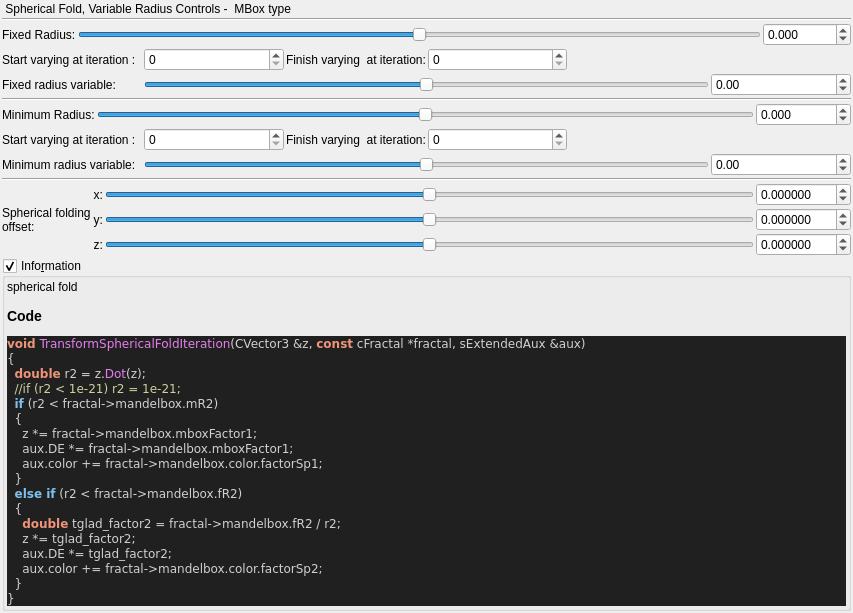
Above: mandelbulber2/qt_data/fractal_transf_spherical_fold_varyV1.ui from buddhi1980/mandelbulber2 before the change. Below: the same form after it.
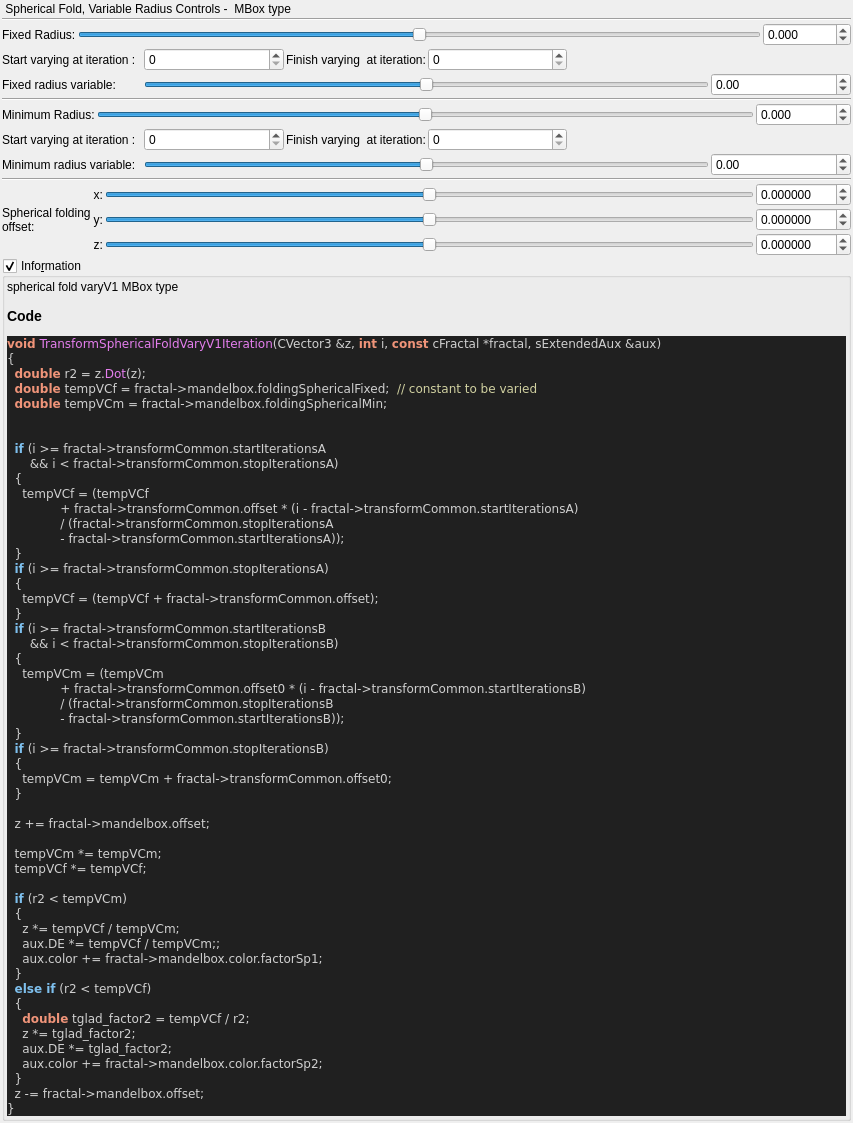
That is the form after the change. Custom widgets are drawn as their Qt base class.

```diff
--- a/mandelbulber2/qt_data/fractal_transf_spherical_fold_varyV1.ui
+++ b/mandelbulber2/qt_data/fractal_transf_spherical_fold_varyV1.ui
@@ -668,27 +668,61 @@
       <item>
        <widget class="QLabel" name="label_code_content">
         <property name="text">
-         <string>&lt;p&gt;spherical fold&lt;/p&gt;&lt;table&gt;
+         <string>&lt;p&gt;spherical fold varyV1 MBox type&lt;/p&gt;&lt;table&gt;
 &lt;/table&gt;
 &lt;h3&gt;Code&lt;/h3&gt;
 &lt;body style=&quot;background-color:#202020&quot;&gt;
-&lt;pre style=&quot;color:#d0d0d0; background-color:#202020;  font-family:'Courier New',monospace;&quot;&gt;&lt;span style=&quot;color:#f09479; font-weight:bold&quot;&gt;void&lt;/span&gt; &lt;span style=&quot;color:#e47eed&quot;&gt;TransformSphericalFoldIteration&lt;/span&gt;&lt;span style=&quot;color:#d0d0d0&quot;&gt;(&lt;/span&gt;CVector3 &lt;span style=&quot;color:#d0d0d0&quot;&gt;&amp;amp;&lt;/span&gt;z&lt;span style=&quot;color:#d0d0d0&quot;&gt;,&lt;/span&gt; &lt;span style=&quot;color:#f09479; font-weight:bold&quot;&gt;const&lt;/span&gt; cFractal &lt;span style=&quot;color:#d0d0d0&quot;&gt;*&lt;/span&gt;fractal&lt;span style=&quot;color:#d0d0d0&quot;&gt;,&lt;/span&gt; sExtendedAux &lt;span style=&quot;color:#d0d0d0&quot;&gt;&amp;amp;&lt;/span&gt;aux&lt;span style=&quot;color:#d0d0d0&quot;&gt;)&lt;/span&gt;
+&lt;pre style=&quot;color:#d0d0d0; background-color:#202020;  font-family:'Courier New',monospace;&quot;&gt;&lt;span style=&quot;color:#f09479; font-weight:bold&quot;&gt;void&lt;/span&gt; &lt;span style=&quot;color:#e47eed&quot;&gt;TransformSphericalFoldVaryV1Iteration&lt;/span&gt;&lt;span style=&quot;color:#d0d0d0&quot;&gt;(&lt;/span&gt;CVector3 &lt;span style=&quot;color:#d0d0d0&quot;&gt;&amp;amp;&lt;/span&gt;z&lt;span style=&quot;color:#d0d0d0&quot;&gt;,&lt;/span&gt; &lt;span style=&quot;color:#f09479; font-weight:bold&quot;&gt;int&lt;/span&gt; i&lt;span style=&quot;color:#d0d0d0&quot;&gt;,&lt;/span&gt; &lt;span style=&quot;color:#f09479; font-weight:bold&quot;&gt;const&lt;/span&gt; cFractal &lt;span style=&quot;color:#d0d0d0&quot;&gt;*&lt;/span&gt;fractal&lt;span style=&quot;color:#d0d0d0&quot;&gt;,&lt;/span&gt; sExtendedAux &lt;span style=&quot;color:#d0d0d0&quot;&gt;&amp;amp;&lt;/span&gt;aux&lt;span style=&quot;color:#d0d0d0&quot;&gt;)&lt;/span&gt;
 &lt;span style=&quot;color:#d0d0d0&quot;&gt;{&lt;/span&gt;
   &lt;span style=&quot;color:#f09479; font-weight:bold&quot;&gt;double&lt;/span&gt; r2 &lt;span style=&quot;color:#d0d0d0&quot;&gt;=&lt;/span&gt; z&lt;span style=&quot;color:#d0d0d0&quot;&gt;.&lt;/span&gt;&lt;span style=&quot;color:#e47eed&quot;&gt;Dot&lt;/span&gt;&lt;span style=&quot;color:#d0d0d0&quot;&gt;(&lt;/span&gt;z&lt;span style=&quot;color:#d0d0d0&quot;&gt;);&lt;/span&gt;
-  &lt;span style=&quot;color:#d0d0a0&quot;&gt;//if (r2 &amp;lt; 1e-21) r2 = 1e-21;&lt;/span&gt;
-  &lt;span style=&quot;color:#7ec0ee; font-weight:bold&quot;&gt;if&lt;/span&gt; &lt;span style=&quot;color:#d0d0d0&quot;&gt;(&lt;/span&gt;r2 &lt;span style=&quot;color:#d0d0d0&quot;&gt;&amp;lt;&lt;/span&gt; fractal&lt;span style=&quot;color:#d0d0d0&quot;&gt;-&amp;gt;&lt;/span&gt;mandelbox&lt;span style=&quot;color:#d0d0d0&quot;&gt;.&lt;/span&gt;mR2&lt;span style=&quot;color:#d0d0d0&quot;&gt;)&lt;/span&gt;
+  &lt;span style=&quot;color:#f09479; font-weight:bold&quot;&gt;double&lt;/span&gt; tempVCf &lt;span style=&quot;color:#d0d0d0&quot;&gt;=&lt;/span&gt; fractal&lt;span style=&quot;color:#d0d0d0&quot;&gt;-&amp;gt;&lt;/span&gt;mandelbox&lt;span style=&quot;color:#d0d0d0&quot;&gt;.&lt;/span&gt;foldingSphericalFixed&lt;span style=&quot;color:#d0d0d0&quot;&gt;;&lt;/span&gt;  &lt;span style=&quot;color:#d0d0a0&quot;&gt;// constant to be varied&lt;/span&gt;
+  &lt;span style=&quot;color:#f09479; font-weight:bold&quot;&gt;double&lt;/span&gt; tempVCm &lt;span style=&quot;color:#d0d0d0&quot;&gt;=&lt;/span&gt; fractal&lt;span style=&quot;color:#d0d0d0&quot;&gt;-&amp;gt;&lt;/span&gt;mandelbox&lt;span style=&quot;color:#d0d0d0&quot;&gt;.&lt;/span&gt;foldingSphericalMin&lt;span style=&quot;color:#d0d0d0&quot;&gt;;&lt;/span&gt;
+
+
+  &lt;span style=&quot;color:#7ec0ee; font-weight:bold&quot;&gt;if&lt;/span&gt; &lt;span style=&quot;color:#d0d0d0&quot;&gt;(&lt;/span&gt;i &lt;span style=&quot;color:#d0d0d0&quot;&gt;&amp;gt;=&lt;/span&gt; fractal&lt;span style=&quot;color:#d0d0d0&quot;&gt;-&amp;gt;&lt;/span&gt;transformCommon&lt;span style=&quot;color:#d0d0d0&quot;&gt;.&lt;/span&gt;startIterationsA
+      &lt;span style=&quot;color:#d0d0d0&quot;&gt;&amp;amp;&amp;amp;&lt;/span&gt; i &lt;span style=&quot;color:#d0d0d0&quot;&gt;&amp;lt;&lt;/span&gt; fractal&lt;span style=&quot;color:#d0d0d0&quot;&gt;-&amp;gt;&lt;/span&gt;transformCommon&lt;span style=&quot;color:#d0d0d0&quot;&gt;.&lt;/span&gt;stopIterationsA&lt;span style=&quot;color:#d0d0d0&quot;&gt;)&lt;/span&gt;
   &lt;span style=&quot;color:#d0d0d0&quot;&gt;{&lt;/span&gt;
-    z &lt;span style=&quot;color:#d0d0d0&quot;&gt;*=&lt;/span&gt; fractal&lt;span style=&quot;color:#d0d0d0&quot;&gt;-&amp;gt;&lt;/span&gt;mandelbox&lt;span style=&quot;color:#d0d0d0&quot;&gt;.&lt;/span&gt;mboxFactor1&lt;span style=&quot;color:#d0d0d0&quot;&gt;;&lt;/span&gt;
-    aux&lt;span style=&quot;color:#d0d0d0&quot;&gt;.&lt;/span&gt;DE &lt;span style=&quot;color:#d0d0d0&quot;&gt;*=&lt;/span&gt; fractal&lt;span style=&quot;color:#d0d0d0&quot;&gt;-&amp;gt;&lt;/span&gt;mandelbox&lt;span style=&quot;color:#d0d0d0&quot;&gt;.&lt;/span&gt;mboxFactor1&lt;span style=&quot;color:#d0d0d0&quot;&gt;;&lt;/span&gt;
+    tempVCf &lt;span style=&quot;color:#d0d0d0&quot;&gt;= (&lt;/span&gt;tempVCf
+              &lt;span style=&quot;color:#d0d0d0&quot;&gt;+&lt;/span&gt; fractal&lt;span style=&quot;color:#d0d0d0&quot;&gt;-&amp;gt;&lt;/span&gt;transformCommon&lt;span style=&quot;color:#d0d0d0&quot;&gt;.&lt;/span&gt;offset &lt;span style=&quot;color:#d0d0d0&quot;&gt;* (&lt;/span&gt;i &lt;span style=&quot;color:#d0d0d0&quot;&gt;-&lt;/span&gt; fractal&lt;span style=&quot;color:#d0d0d0&quot;&gt;-&amp;gt;&lt;/span&gt;transformCommon&lt;span style=&quot;color:#d0d0d0&quot;&gt;.&lt;/span&gt;startIterationsA&lt;span style=&quot;color:#d0d0d0&quot;&gt;)&lt;/span&gt;
+              &lt;span style=&quot;color:#d0d0d0&quot;&gt;/ (&lt;/span&gt;fractal&lt;span style=&quot;color:#d0d0d0&quot;&gt;-&amp;gt;&lt;/span&gt;transformCommon&lt;span style=&quot;color:#d0d0d0&quot;&gt;.&lt;/span&gt;stopIterationsA
+              &lt;span style=&quot;color:#d0d0d0&quot;&gt;-&lt;/span&gt; fractal&lt;span style=&quot;color:#d0d0d0&quot;&gt;-&amp;gt;&lt;/span&gt;transformCommon&lt;span style=&quot;color:#d0d0d0&quot;&gt;.&lt;/span&gt;startIterationsA&lt;span style=&quot;color:#d0d0d0&quot;&gt;));&lt;/span&gt;
+  &lt;span style=&quot;color:#d0d0d0&quot;&gt;}&lt;/span&gt;
+  &lt;span style=&quot;color:#7ec0ee; font-weight:bold&quot;&gt;if&lt;/span&gt; &lt;span style=&quot;color:#d0d0d0&quot;&gt;(&lt;/span&gt;i &lt;span style=&quot;color:#d0d0d0&quot;&gt;&amp;gt;=&lt;/span&gt; fractal&lt;span style=&quot;color:#d0d0d0&quot;&gt;-&amp;gt;&lt;/span&gt;transformCommon&lt;span style=&quot;color:#d0d0d0&quot;&gt;.&lt;/span&gt;stopIterationsA&lt;span style=&quot;color:#d0d0d0&quot;&gt;)&lt;/span&gt;
+  &lt;span style=&quot;color:#d0d0d0&quot;&gt;{&lt;/span&gt;
+    tempVCf &lt;span style=&quot;color:#d0d0d0&quot;&gt;= (&lt;/span&gt;tempVCf &lt;span style=&quot;color:#d0d0d0&quot;&gt;+&lt;/span&gt; fractal&lt;span style=&quot;color:#d0d0d0&quot;&gt;-&amp;gt;&lt;/span&gt;transformCommon&lt;span style=&quot;color:#d0d0d0&quot;&gt;.&lt;/span&gt;offset&lt;span style=&quot;color:#d0d0d0&quot;&gt;);&lt;/span&gt;
+  &lt;span style=&quot;color:#d0d0d0&quot;&gt;}&lt;/span&gt;
+  &lt;span style=&quot;color:#7ec0ee; font-weight:bold&quot;&gt;if&lt;/span&gt; &lt;span style=&quot;color:#d0d0d0&quot;&gt;(&lt;/span&gt;i &lt;span style=&quot;color:#d0d0d0&quot;&gt;&amp;gt;=&lt;/span&gt; fractal&lt;span style=&quot;color:#d0d0d0&quot;&gt;-&amp;gt;&lt;/span&gt;transformCommon&lt;span style=&quot;color:#d0d0d0&quot;&gt;.&lt;/span&gt;startIterationsB
+      &lt;span style=&quot;color:#d0d0d0&quot;&gt;&amp;amp;&amp;amp;&lt;/span&gt; i &lt;span style=&quot;color:#d0d0d0&quot;&gt;&amp;lt;&lt;/span&gt; fractal&lt;span style=&quot;color:#d0d0d0&quot;&gt;-&amp;gt;&lt;/span&gt;transformCommon&lt;span style=&quot;color:#d0d0d0&quot;&gt;.&lt;/span&gt;stopIterationsB&lt;span style=&quot;color:#d0d0d0&quot;&gt;)&lt;/span&gt;
+  &lt;span style=&quot;color:#d0d0d0&quot;&gt;{&lt;/span&gt;
+    tempVCm &lt;span style=&quot;color:#d0d0d0&quot;&gt;= (&lt;/span&gt;tempVCm
+              &lt;span style=&quot;color:#d0d0d0&quot;&gt;+&lt;/span&gt; fractal&lt;span style=&quot;color:#d0d0d0&quot;&gt;-&amp;gt;&lt;/span&gt;transformCommon&lt;span style=&quot;color:#d0d0d0&quot;&gt;.&lt;/span&gt;offset0 &lt;span style=&quot;color:#d0d0d0&quot;&gt;* (&lt;/span&gt;i &lt;span style=&quot;color:#d0d0d0&quot;&gt;-&lt;/span&gt; fractal&lt;span style=&quot;color:#d0d0d0&quot;&gt;-&amp;gt;&lt;/span&gt;transformCommon&lt;span style=&quot;color:#d0d0d0&quot;&gt;.&lt;/span&gt;startIterationsB&lt;span style=&quot;color:#d0d0d0&quot;&gt;)&lt;/span&gt;
+              &lt;span style=&quot;color:#d0d0d0&quot;&gt;/ (&lt;/span&gt;fractal&lt;span style=&quot;color:#d0d0d0&quot;&gt;-&amp;gt;&lt;/span&gt;transformCommon&lt;span style=&quot;color:#d0d0d0&quot;&gt;.&lt;/span&gt;stopIterationsB
+              &lt;span style=&quot;color:#d0d0d0&quot;&gt;-&lt;/span&gt; fractal&lt;span style=&quot;color:#d0d0d0&quot;&gt;-&amp;gt;&lt;/span&gt;transformCommon&lt;span style=&quot;color:#d0d0d0&quot;&gt;.&lt;/span&gt;startIterationsB&lt;span style=&quot;color:#d0d0d0&quot;&gt;));&lt;/span&gt;
+  &lt;span style=&quot;color:#d0d0d0&quot;&gt;}&lt;/span&gt;
+  &lt;span style=&quot;color:#7ec0ee; font-weight:bold&quot;&gt;if&lt;/span&gt; &lt;span style=&quot;color:#d0d0d0&quot;&gt;(&lt;/span&gt;i &lt;span style=&quot;color:#d0d0d0&quot;&gt;&amp;gt;=&lt;/span&gt; fractal&lt;span style=&quot;color:#d0d0d0&quot;&gt;-&amp;gt;&lt;/span&gt;transformCommon&lt;span style=&quot;color:#d0d0d0&quot;&gt;.&lt;/span&gt;stopIterationsB&lt;span style=&quot;color:#d0d0d0&quot;&gt;)&lt;/span&gt;
+  &lt;span style=&quot;color:#d0d0d0&quot;&gt;{&lt;/span&gt;
+    tempVCm &lt;span style=&quot;color:#d0d0d0&quot;&gt;=&lt;/span&gt; tempVCm &lt;span style=&quot;color:#d0d0d0&quot;&gt;+&lt;/span&gt; fractal&lt;span style=&quot;color:#d0d0d0&quot;&gt;-&amp;gt;&lt;/span&gt;transformCommon&lt;span style=&quot;color:#d0d0d0&quot;&gt;.&lt;/span&gt;offset0&lt;span style=&quot;color:#d0d0d0&quot;&gt;;&lt;/span&gt;
+  &lt;span style=&quot;color:#d0d0d0&quot;&gt;}&lt;/span&gt;
+
+  z &lt;span style=&quot;color:#d0d0d0&quot;&gt;+=&lt;/span&gt; fractal&lt;span style=&quot;color:#d0d0d0&quot;&gt;-&amp;gt;&lt;/span&gt;mandelbox&lt;span style=&quot;color:#d0d0d0&quot;&gt;.&lt;/span&gt;offset&lt;span style=&quot;color:#d0d0d0&quot;&gt;;&lt;/span&gt;
+
+  tempVCm &lt;span style=&quot;color:#d0d0d0&quot;&gt;*=&lt;/span&gt; tempVCm&lt;span style=&quot;color:#d0d0d0&quot;&gt;;&lt;/span&gt;
+  tempVCf &lt;span style=&quot;color:#d0d0d0&quot;&gt;*=&lt;/span&gt; tempVCf&lt;span style=&quot;color:#d0d0d0&quot;&gt;;&lt;/span&gt;
+
+  &lt;span style=&quot;color:#7ec0ee; font-weight:bold&quot;&gt;if&lt;/span&gt; &lt;span style=&quot;color:#d0d0d0&quot;&gt;(&lt;/span&gt;r2 &lt;span style=&quot;color:#d0d0d0&quot;&gt;&amp;lt;&lt;/span&gt; tempVCm&lt;span style=&quot;color:#d0d0d0&quot;&gt;)&lt;/span&gt;
+  &lt;span style=&quot;color:#d0d0d0&quot;&gt;{&lt;/span&gt;
+    z &lt;span style=&quot;color:#d0d0d0&quot;&gt;*=&lt;/span&gt; tempVCf &lt;span style=&quot;color:#d0d0d0&quot;&gt;/&lt;/span&gt; tempVCm&lt;span style=&quot;color:#d0d0d0&quot;&gt;;&lt;/span&gt;
+    aux&lt;span style=&quot;color:#d0d0d0&quot;&gt;.&lt;/span&gt;DE &lt;span style=&quot;color:#d0d0d0&quot;&gt;*=&lt;/span&gt; tempVCf &lt;span style=&quot;color:#d0d0d0&quot;&gt;/&lt;/span&gt; tempVCm&lt;span style=&quot;color:#d0d0d0&quot;&gt;;;&lt;/span&gt;
     aux&lt;span style=&quot;color:#d0d0d0&quot;&gt;.&lt;/span&gt;color &lt;span style=&quot;color:#d0d0d0&quot;&gt;+=&lt;/span&gt; fractal&lt;span style=&quot;color:#d0d0d0&quot;&gt;-&amp;gt;&lt;/span&gt;mandelbox&lt;span style=&quot;color:#d0d0d0&quot;&gt;.&lt;/span&gt;color&lt;span style=&quot;color:#d0d0d0&quot;&gt;.&lt;/span&gt;factorSp1&lt;span style=&quot;color:#d0d0d0&quot;&gt;;&lt;/span&gt;
   &lt;span style=&quot;color:#d0d0d0&quot;&gt;}&lt;/span&gt;
-  &lt;span style=&quot;color:#7ec0ee; font-weight:bold&quot;&gt;else if&lt;/span&gt; &lt;span style=&quot;color:#d0d0d0&quot;&gt;(&lt;/span&gt;r2 &lt;span style=&quot;color:#d0d0d0&quot;&gt;&amp;lt;&lt;/span&gt; fractal&lt;span style=&quot;color:#d0d0d0&quot;&gt;-&amp;gt;&lt;/span&gt;mandelbox&lt;span style=&quot;color:#d0d0d0&quot;&gt;.&lt;/span&gt;fR2&lt;span style=&quot;color:#d0d0d0&quot;&gt;)&lt;/span&gt;
+  &lt;span style=&quot;color:#7ec0ee; font-weight:bold&quot;&gt;else if&lt;/span&gt; &lt;span style=&quot;color:#d0d0d0&quot;&gt;(&lt;/span&gt;r2 &lt;span style=&quot;color:#d0d0d0&quot;&gt;&amp;lt;&lt;/span&gt; tempVCf&lt;span style=&quot;color:#d0d0d0&quot;&gt;)&lt;/span&gt;
   &lt;span style=&quot;color:#d0d0d0&quot;&gt;{&lt;/span&gt;
-    &lt;span style=&quot;color:#f09479; font-weight:bold&quot;&gt;double&lt;/span&gt; tglad_factor2 &lt;span style=&quot;color:#d0d0d0&quot;&gt;=&lt;/span&gt; fractal&lt;span style=&quot;color:#d0d0d0&quot;&gt;-&amp;gt;&lt;/span&gt;mandelbox&lt;span style=&quot;color:#d0d0d0&quot;&gt;.&lt;/span&gt;fR2 &lt;span style=&quot;color:#d0d0d0&quot;&gt;/&lt;/span&gt; r2&lt;span style=&quot;color:#d0d0d0&quot;&gt;;&lt;/span&gt;
+    &lt;span style=&quot;color:#f09479; font-weight:bold&quot;&gt;double&lt;/span&gt; tglad_factor2 &lt;span style=&quot;color:#d0d0d0&quot;&gt;=&lt;/span&gt; tempVCf &lt;span style=&quot;color:#d0d0d0&quot;&gt;/&lt;/span&gt; r2&lt;span style=&quot;color:#d0d0d0&quot;&gt;;&lt;/span&gt;
     z &lt;span style=&quot;color:#d0d0d0&quot;&gt;*=&lt;/span&gt; tglad_factor2&lt;span style=&quot;color:#d0d0d0&quot;&gt;;&lt;/span&gt;
     aux&lt;span style=&quot;color:#d0d0d0&quot;&gt;.&lt;/span&gt;DE &lt;span style=&quot;color:#d0d0d0&quot;&gt;*=&lt;/span&gt; tglad_factor2&lt;span style=&quot;color:#d0d0d0&quot;&gt;;&lt;/span&gt;
     aux&lt;span style=&quot;color:#d0d0d0&quot;&gt;.&lt;/span&gt;color &lt;span style=&quot;color:#d0d0d0&quot;&gt;+=&lt;/span&gt; fractal&lt;span style=&quot;color:#d0d0d0&quot;&gt;-&amp;gt;&lt;/span&gt;mandelbox&lt;span style=&quot;color:#d0d0d0&quot;&gt;.&lt;/span&gt;color&lt;span style=&quot;color:#d0d0d0&quot;&gt;.&lt;/span&gt;factorSp2&lt;span style=&quot;color:#d0d0d0&quot;&gt;;&lt;/span&gt;
   &lt;span style=&quot;color:#d0d0d0&quot;&gt;}&lt;/span&gt;
+  z &lt;span style=&quot;color:#d0d0d0&quot;&gt;-=&lt;/span&gt; fractal&lt;span style=&quot;color:#d0d0d0&quot;&gt;-&amp;gt;&lt;/span&gt;mandelbox&lt;span style=&quot;color:#d0d0d0&quot;&gt;.&lt;/span&gt;offset&lt;span style=&quot;color:#d0d0d0&quot;&gt;;&lt;/span&gt;
 &lt;span style=&quot;color:#d0d0d0&quot;&gt;}&lt;/span&gt;
 &lt;/pre&gt;
 &lt;/body&gt;</string>
```
